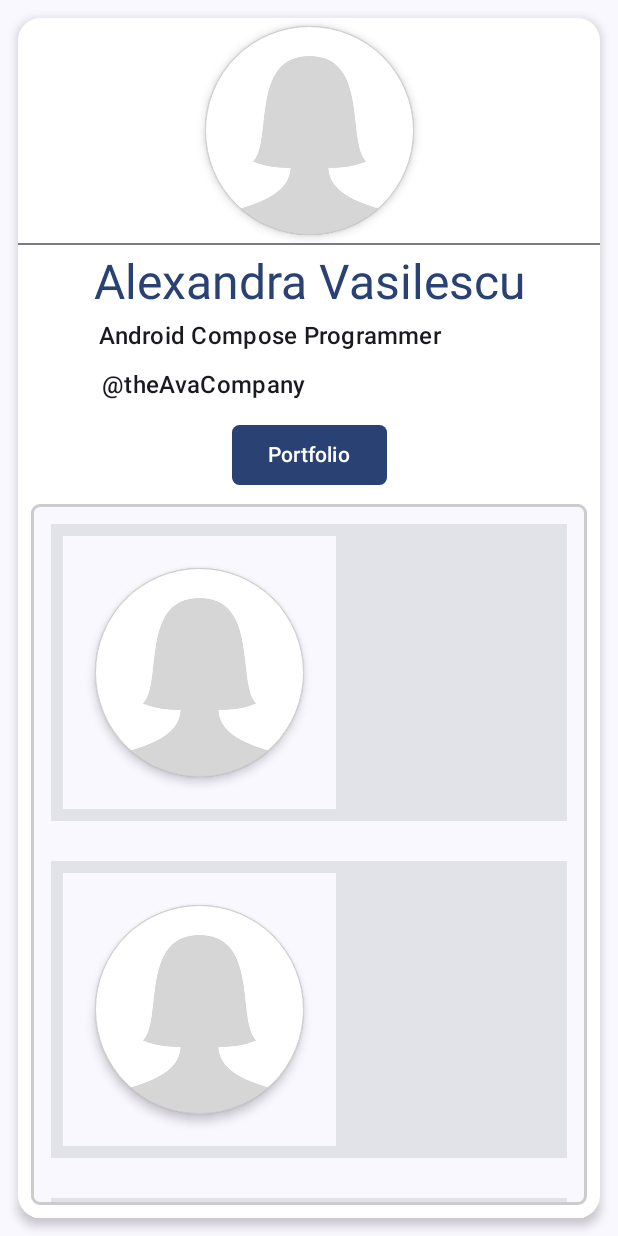
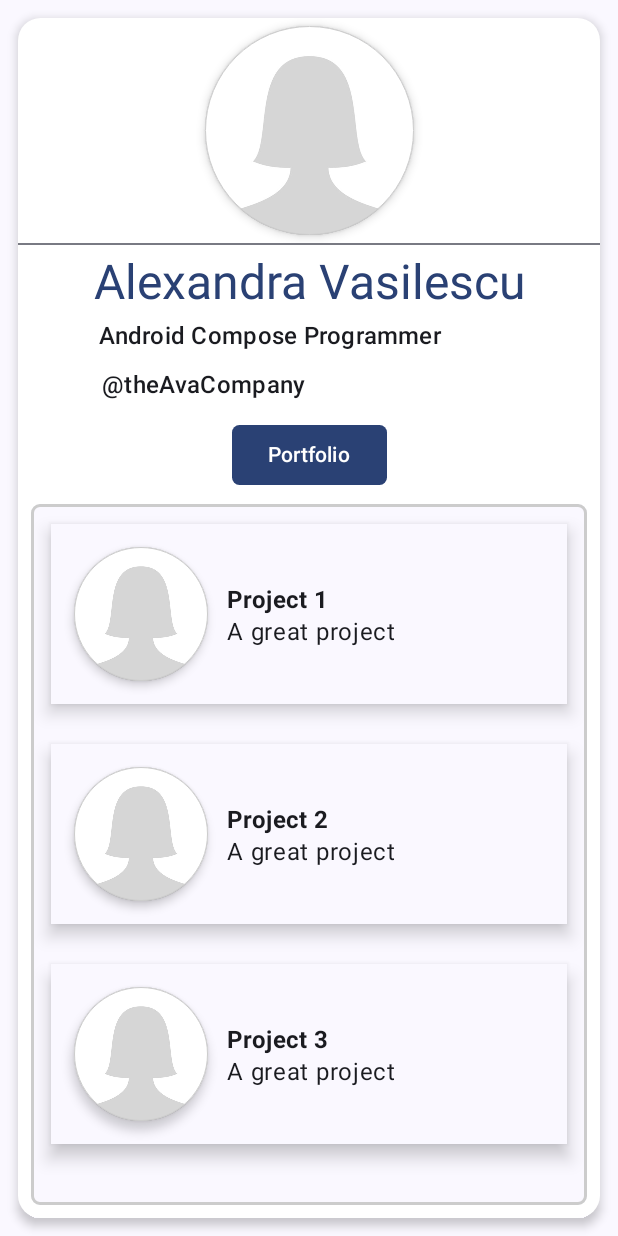
Before and after one commit to sc-kat/MyBizzApplication, an Android app built with Jetpack Compose: the screen it shows after launch (MainActivity), after a tap on "Portfolio", on a phone screen of 412 x 824 dp. Run offline under Robolectric (Android 15) with nearby library versions, the phone set to English and light mode, and no system bars.

Commit message:
Adding ROW and COLUMN for the content list.

```diff
--- a/app/src/main/java/com/example/myapplication/MainActivity.kt
+++ b/app/src/main/java/com/example/myapplication/MainActivity.kt
@@ -37,9 +37,11 @@ import androidx.compose.ui.graphics.Color
 import androidx.compose.ui.graphics.RectangleShape
 import androidx.compose.ui.layout.ContentScale
 import androidx.compose.ui.res.painterResource
+import androidx.compose.ui.text.font.FontWeight
 import androidx.compose.ui.tooling.preview.Preview
 import androidx.compose.ui.unit.dp
 import com.example.myapplication.ui.theme.MyApplicationTheme
+
 
 class MainActivity : ComponentActivity() {
     override fun onCreate(savedInstanceState: Bundle?) {
@@ -80,7 +82,6 @@ fun CreateBizCard() {
             elevation = CardDefaults.cardElevation(4.dp)
         ) {
             Column(
-//                modifier = Modifier.height(300.dp),
                 verticalArrangement = Arrangement.Top,
                 horizontalAlignment = Alignment.CenterHorizontally
             ) {
@@ -90,7 +91,6 @@ fun CreateBizCard() {
                 Button(
                     onClick = {
                         buttonClickedState.value = !buttonClickedState.value
-
                     },
                     shape = RoundedCornerShape(corner = CornerSize(5.dp))
                 ) {
@@ -108,7 +108,7 @@ fun CreateBizCard() {
     }
 
 }
-
+@Preview
 @Composable
 fun Content() {
     Box(
@@ -125,7 +125,7 @@ fun Content() {
             shape = RoundedCornerShape(corner = CornerSize(6.dp)),
             border = BorderStroke(width = 2.dp, color = Color.LightGray)
         ) {
-            Portfolio(data = listOf("Project1", "Project2", "Project3"))
+            Portfolio(data = listOf("Project 1", "Project 2", "Project 3"))
         }
     }
 }
@@ -138,15 +138,21 @@ fun Portfolio(data: List<String>) {
                 modifier = Modifier
                     .padding(13.dp)
                     .fillMaxWidth(),
-                shape = RectangleShape
+                shape = RectangleShape,
+                elevation = CardDefaults.cardElevation(7.dp)
             ) {
                 Row(
                     modifier = Modifier
-                        .padding(8.dp)
+//                        .padding(8.dp)
                         .background(MaterialTheme.colorScheme.surface)
-                        .padding(16.dp)
+                        .padding(10.dp)
+                        .fillMaxWidth()
                 ) {
-                    CreateImageProfile()
+                    CreateImageProfile(modifier = Modifier.size(100.dp))
+                    Column(modifier = Modifier.padding(7.dp).align(alignment = Alignment.CenterVertically)) {
+                        Text(text = item, style = MaterialTheme.typography.titleMedium, fontWeight = FontWeight.Bold)
+                        Text(text = "A great project", style = MaterialTheme.typography.bodyLarge)
+                    }
 
                 }
             }
@@ -178,9 +184,9 @@ private fun CreateInfo() {
 }
 
 @Composable
-private fun CreateImageProfile() {
+private fun CreateImageProfile(modifier: Modifier = Modifier) {
     Surface(
-        modifier = Modifier
+        modifier = modifier
             .size(150.dp)
             .padding(5.dp),
         shape = CircleShape,
@@ -193,7 +199,7 @@ private fun CreateImageProfile() {
         Image(
             painter = painterResource(id = R.drawable.female_avatar),
             contentDescription = "profile image",
-            modifier = Modifier.size(135.dp),
+            modifier = modifier.size(135.dp),
             contentScale = ContentScale.Crop
         )
     }
```
